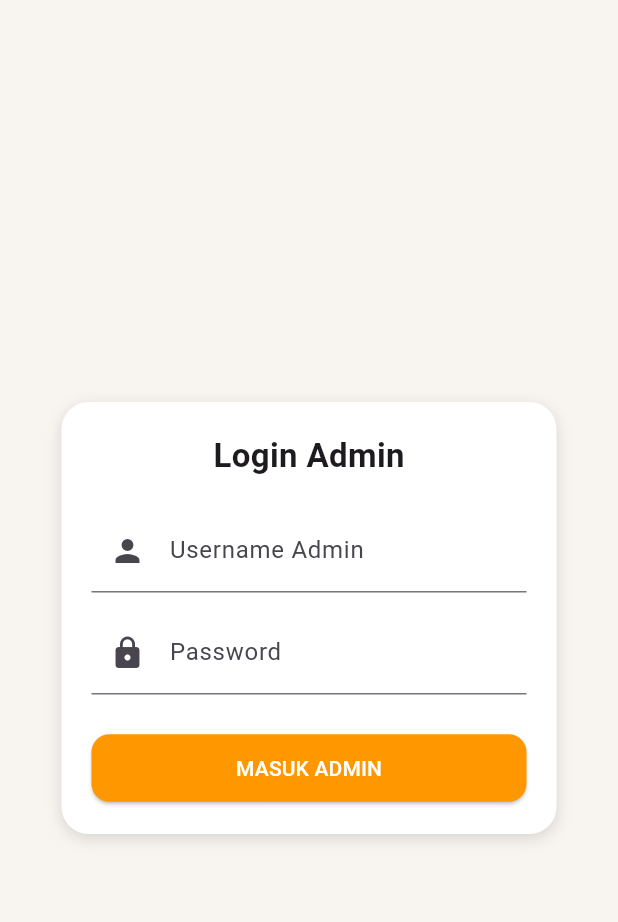
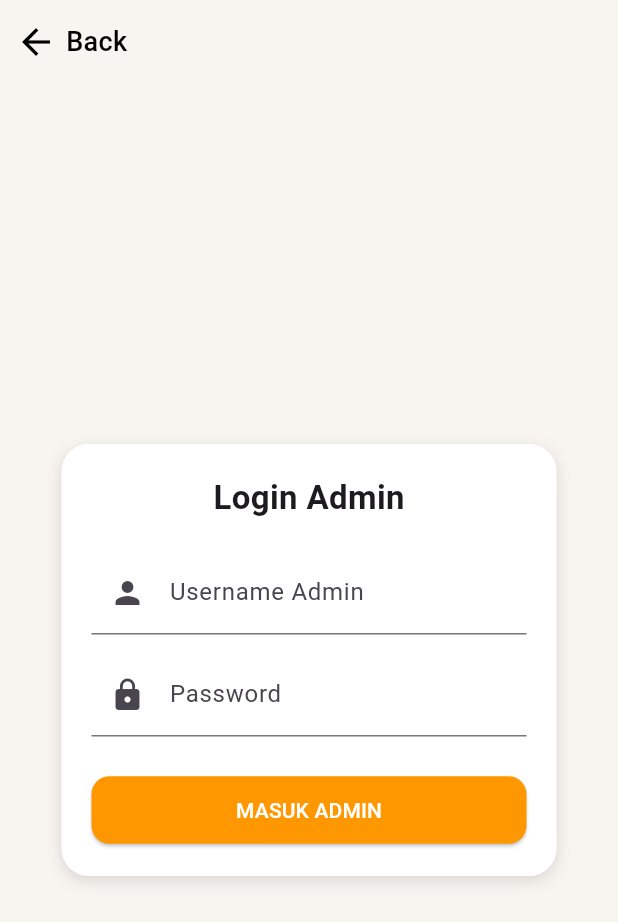
Before and after one commit to Silvana1309/hmds_food_order, a Flutter app: the screen it shows after launch, after a tap on "MASUK", after a tap on "Login sebagai Admin", on a phone screen of 412 x 824 dp. Shown: the top 922 px of the screen. Run offline on Flutter 3.47's test engine with Material 3 defaults, Android fonts, the phone set to English and light mode, and no system bars; our stand-ins replace shared_preferences, sqflite; accounts and stored records are empty.

Commit message:
menu back

```diff
--- a/lib/admin/admin_login_page.dart
+++ b/lib/admin/admin_login_page.dart
@@ -1,3 +1,132 @@
+// import 'package:flutter/material.dart';
+//
+// class AdminLoginPage extends StatefulWidget {
+//   const AdminLoginPage({super.key});
+//
+//   @override
+//   State<AdminLoginPage> createState() => _AdminLoginPageState();
+// }
+//
+// class _AdminLoginPageState extends State<AdminLoginPage> {
+//   final TextEditingController userController = TextEditingController();
+//   final TextEditingController passController = TextEditingController();
+//
+//   @override
+//   Widget build(BuildContext context) {
+//     return Scaffold(
+//       backgroundColor: const Color(0xfff8f4f0),
+//       body: Center(
+//         child: Padding(
+//           padding: const EdgeInsets.all(25),
+//           child: Container(
+//             padding: const EdgeInsets.all(20),
+//             decoration: BoxDecoration(
+//               color: Colors.white,
+//               borderRadius: BorderRadius.circular(18),
+//               boxShadow: [
+//                 BoxShadow(
+//                   color: Colors.black12,
+//                   blurRadius: 8,
+//                   offset: Offset(0, 3),
+//                 )
+//               ],
+//             ),
+//             width: 330,
+//             child: Column(
+//               mainAxisSize: MainAxisSize.min,
+//               children: [
+//                 const Text(
+//                   "Login Admin",
+//                   style: TextStyle(
+//                     fontSize: 22,
+//                     fontWeight: FontWeight.bold,
+//                   ),
+//                 ),
+//
+//                 const SizedBox(height: 20),
+//
+//                 TextField(
+//                   controller: userController,
+//                   decoration: const InputDecoration(
+//                     labelText: "Username Admin",
+//                     prefixIcon: Icon(Icons.person),
+//                   ),
+//                 ),
+//
+//                 const SizedBox(height: 12),
+//
+//                 TextField(
+//                   controller: passController,
+//                   obscureText: true,
+//                   decoration: const InputDecoration(
+//                     labelText: "Password",
+//                     prefixIcon: Icon(Icons.lock),
+//                   ),
+//                 ),
+//
+//                 const SizedBox(height: 25),
+//
+//                 ElevatedButton(
+//                   style: ElevatedButton.styleFrom(
+//                     backgroundColor: Colors.orange,
+//                     minimumSize: const Size(double.infinity, 45),
+//                     shape: RoundedRectangleBorder(
+//                       borderRadius: BorderRadius.circular(12),
+//                     ),
+//                   ),
+//                   onPressed: () {
+//                     _handleAdminLogin();
+//                   },
+//                   child: const Text(
+//                     "MASUK ADMIN",
+//                     style: TextStyle(color: Colors.white),
+//                   ),
+//                 ),
+//               ],
+//             ),
+//           ),
+//         ),
+//       ),
+//     );
+//   }
+//
+//   void _handleAdminLogin() {
+//     const adminUser = "admin";
+//     const adminPass = "123456";
+//
+//     if (userController.text == adminUser &&
+//         passController.text == adminPass) {
+//       Navigator.pushReplacementNamed(context, "/admin_page");
+//     } else {
+//       ScaffoldMessenger.of(context).showSnackBar(
+//         const SnackBar(
+//           content: Text("Username atau Password Admin Salah!"),
+//           backgroundColor: Colors.red,
+//         ),
+//       );
+//     }
+//   }
+// }
+
+
+
+
+
+
+
+
+
+
+
+
+
+
+
+
+
+
+
+
 import 'package:flutter/material.dart';
 
 class AdminLoginPage extends StatefulWidget {
@@ -15,6 +144,36 @@ class _AdminLoginPageState extends State<AdminLoginPage> {
   Widget build(BuildContext context) {
     return Scaffold(
       backgroundColor: const Color(0xfff8f4f0),
+
+      // ==========================
+      // APPBAR DENGAN TOMBOL BACK
+      // ==========================
+      appBar: AppBar(
+        backgroundColor: Colors.transparent,
+        elevation: 0,
+        leadingWidth: 120, // agar ruang untuk icon + tulisan cukup
+        leading: Padding(
+          padding: const EdgeInsets.only(left: 10),
+          child: GestureDetector(
+            onTap: () => Navigator.pop(context),
+            child: Row(
+              children: const [
+                Icon(Icons.arrow_back, color: Colors.black, size: 28),
+                SizedBox(width: 6),
+                Text(
+                  "Back",
+                  style: TextStyle(
+                    color: Colors.black,
+                    fontSize: 18,
+                    fontWeight: FontWeight.w500,
+                  ),
+                ),
+              ],
+            ),
+          ),
+        ),
+      ),
+
       body: Center(
         child: Padding(
           padding: const EdgeInsets.all(25),
@@ -23,7 +182,7 @@ class _AdminLoginPageState extends State<AdminLoginPage> {
             decoration: BoxDecoration(
               color: Colors.white,
               borderRadius: BorderRadius.circular(18),
-              boxShadow: [
+              boxShadow: const [
                 BoxShadow(
                   color: Colors.black12,
                   blurRadius: 8,
```
